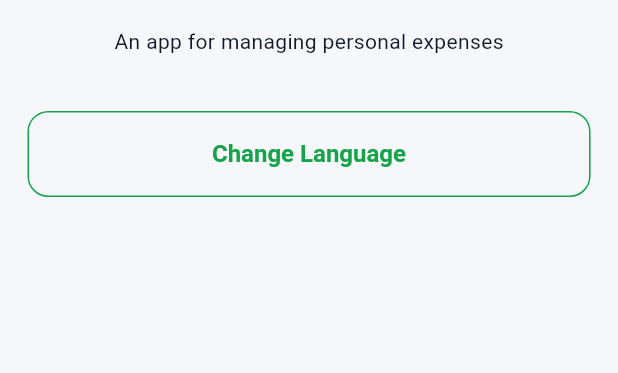
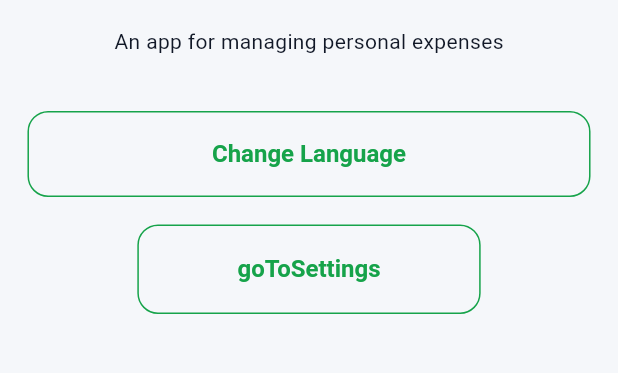
Before and after one commit to Hazem584/Masrofy, a Flutter app: the screen it shows after launch, on a phone screen of 412 x 824 dp, the part 58-431 px from its top. Run offline on Flutter 3.47's test engine with Material 3 defaults, Android fonts, the phone set to English and light mode, and no system bars; our stand-ins replace easy_localization, flutter_riverpod, flutter_screenutil, go_router, google_fonts; Roboto replaces fonts that are missing (Cairo).

Commit message:
feat: Implement routing with GoRouter and add settings page

```diff
--- a/lib/app.dart
+++ b/lib/app.dart
@@ -2,6 +2,9 @@ import 'package:easy_localization/easy_localization.dart';
 import 'package:flutter/material.dart';
 import 'package:flutter_riverpod/flutter_riverpod.dart';
 import 'package:flutter_screenutil/flutter_screenutil.dart';
+import 'package:go_router/go_router.dart';
+import 'package:masrofy/core/routes/app_routes.dart';
+import 'package:masrofy/core/routes/routes.dart';
 import 'package:masrofy/core/themes/app_sizes.dart';
 import 'package:masrofy/core/themes/app_theme.dart';
 import 'package:masrofy/core/themes/theme_mode_provider.dart';
@@ -19,7 +22,7 @@ class MyApp extends ConsumerWidget {
       child: ScreenUtilInit(
         designSize: Size(360, 690),
         builder: (context, child) {
-          return MaterialApp(
+          return MaterialApp.router(
             title: 'My App',
             debugShowCheckedModeBanner: false,
             locale: context.locale,
@@ -28,7 +31,7 @@ class MyApp extends ConsumerWidget {
             theme: AppTheme.light,
             darkTheme: AppTheme.dark,
             themeMode: themeMode,
-            home: HomePage(),
+            routerConfig: appRouter,
           );
         },
       ),
@@ -79,8 +82,34 @@ class HomePage extends ConsumerWidget {
               variant: ButtonVariant.outlined,
             ),
           ),
+          CustomButton(
+            width: 200.w,
+            height: 50.h,
+            text: "goToSettings".tr(),
+            onPressed: () {
+              context.go(AppRoutes.settings);
+            },
+            variant: ButtonVariant.outlined,
+          ),
         ],
       ),
     );
   }
 }
+
+class SettingPage extends ConsumerWidget {
+  const SettingPage({super.key});
+
+  @override
+  Widget build(BuildContext context, WidgetRef ref) {
+    return Scaffold(
+      appBar: AppBar(title: Text('settings').tr()),
+      body: Center(
+        child: Text(
+          'settingsDescription',
+          style: Theme.of(context).textTheme.bodyMedium,
+        ).tr(),
+      ),
+    );
+  }
+}
--- /dev/null
+++ b/lib/core/constants/app_assets.dart
@@ -0,0 +1,5 @@
+// ignore_for_file: prefer_single_quotes
+class AppAssets {
+  AppAssets._();
+
+}
--- /dev/null
+++ b/lib/core/routes/app_routes.dart
@@ -0,0 +1,7 @@
+class AppRoutes {
+  AppRoutes._();
+  static const String home = '/home';
+  static const String login = '/login';
+  static const String profile = '/profile';
+  static const String settings = '/settings';
+}
--- /dev/null
+++ b/lib/core/routes/routes.dart
@@ -0,0 +1,17 @@
+import 'package:go_router/go_router.dart';
+import 'package:masrofy/app.dart';
+import 'package:masrofy/core/routes/app_routes.dart';
+
+final GoRouter appRouter = GoRouter(
+  initialLocation: AppRoutes.home,
+  routes: [
+    GoRoute(
+      path: AppRoutes.home,
+      builder: (context, state) => const HomePage(),
+    ),
+    GoRoute(
+      path: AppRoutes.settings,
+      builder: (context, state) => const SettingPage(),
+    ),
+  ],
+);
```
Also changed, not shown: pubspec.yaml (+9 -2 lines), pubspec.lock.
